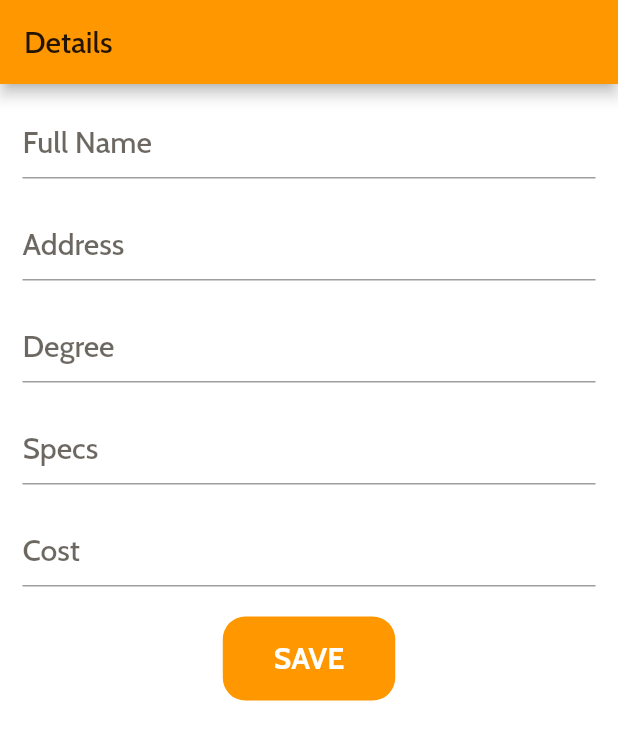
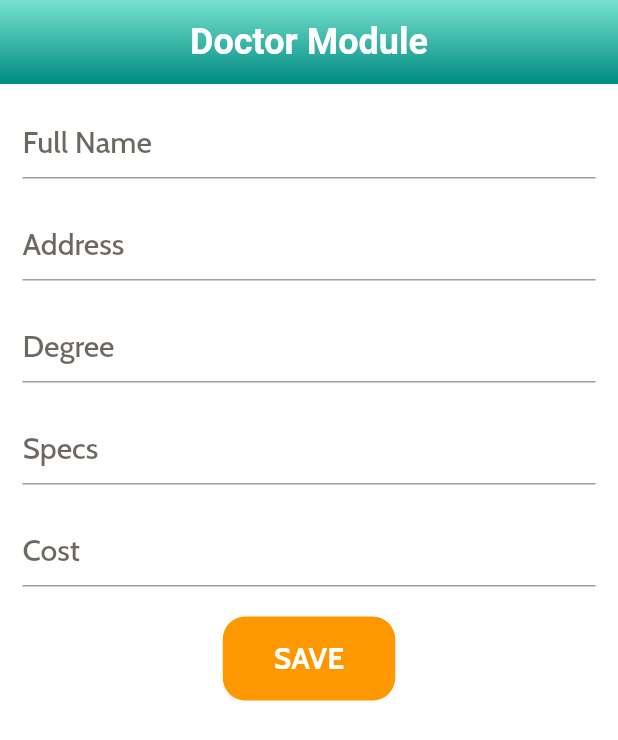
Before and after one commit to axactstudios/Doctor-Appointment, a Flutter app: the DoctorBasicDetails screen opened directly, on a phone screen of 412 x 824 dp. Shown: the top 740 px of the screen. Run offline on Flutter 3.47's test engine with Material 2 defaults, Android fonts, the light colour scheme and no system bars; our stand-ins replace avatar_glow, cloud_firestore, firebase_auth, flutter_speed_dial, flutter_svg, fluttertoast and 4 more; accounts and stored records are empty; project files that could hold a hidden picture were left out.

Commit message:
appbar changed

```diff
--- a/lib/Screens/DoctorBasicDetails.dart
+++ b/lib/Screens/DoctorBasicDetails.dart
@@ -1,4 +1,5 @@
 import 'package:cloud_firestore/cloud_firestore.dart';
+import 'package:doctorAppointment/Widgets/appbar.dart';
 import 'package:firebase_auth/firebase_auth.dart';
 import 'package:flutter/material.dart';
 import 'package:doctorAppointment/Classes/Constants.dart';
@@ -49,9 +50,7 @@ class _DoctorBasicDetailsState extends State<DoctorBasicDetails> {
   @override
   Widget build(BuildContext context) {
     return Scaffold(
-      appBar: AppBar(
-        title: Text('Details'),
-      ),
+      appBar: CustomAppBar(),
       body: SingleChildScrollView(
         child: Padding(
           padding: const EdgeInsets.fromLTRB(15, 15, 15, 0),
```
